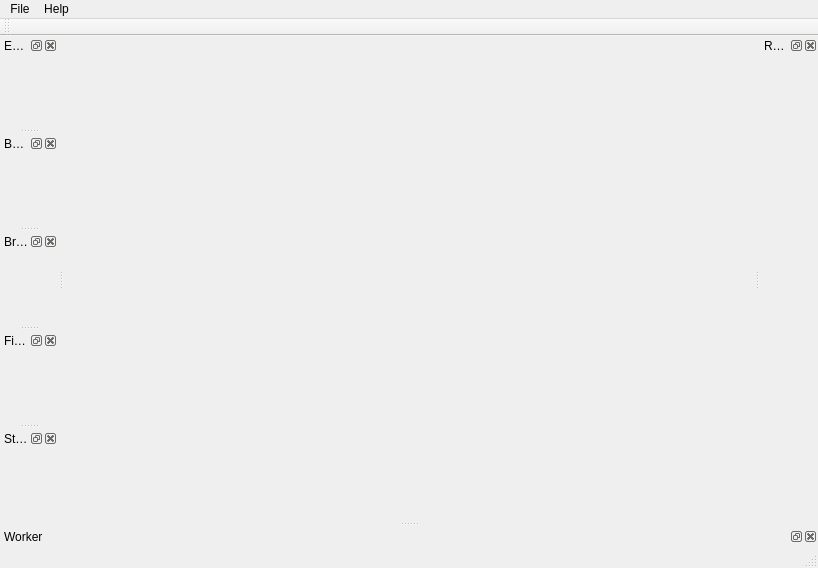
GeneCraft/GeneCraft-Project, file src/genelab/apps/genelab/creatureviewer/ui/creatureviewerwindow.ui: the form before one commit.
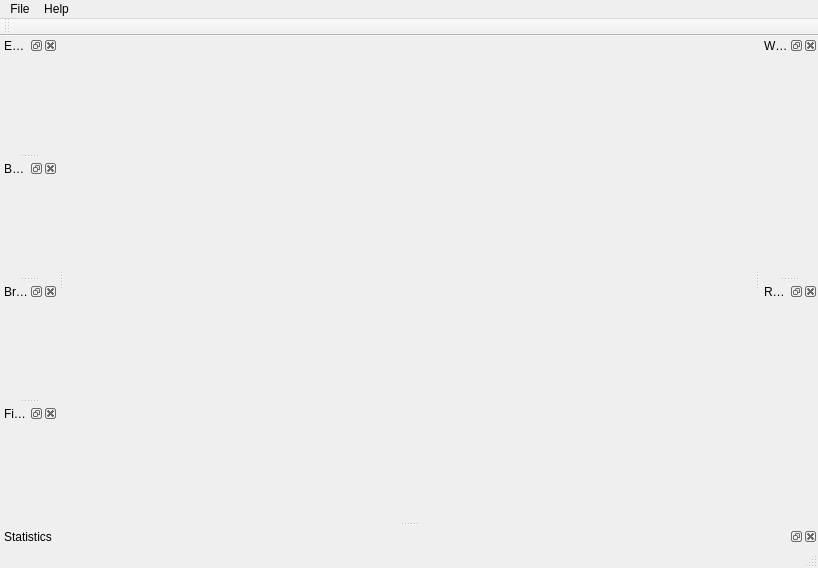
The form after the commit. Icons and pictures are not drawn.

```diff
--- a/src/genelab/apps/genelab/creatureviewer/ui/creatureviewerwindow.ui
+++ b/src/genelab/apps/genelab/creatureviewer/ui/creatureviewerwindow.ui
@@ -151,7 +151,7 @@
     <string>Statistics</string>
    </property>
    <attribute name="dockWidgetArea">
-    <number>1</number>
+    <number>8</number>
    </attribute>
    <widget class="QWidget" name="dwContent_Stats"/>
   </widget>
@@ -160,7 +160,7 @@
     <string>Worker</string>
    </property>
    <attribute name="dockWidgetArea">
-    <number>8</number>
+    <number>2</number>
    </attribute>
    <widget class="QWidget" name="dockWidgetContents_3"/>
   </widget>
```
